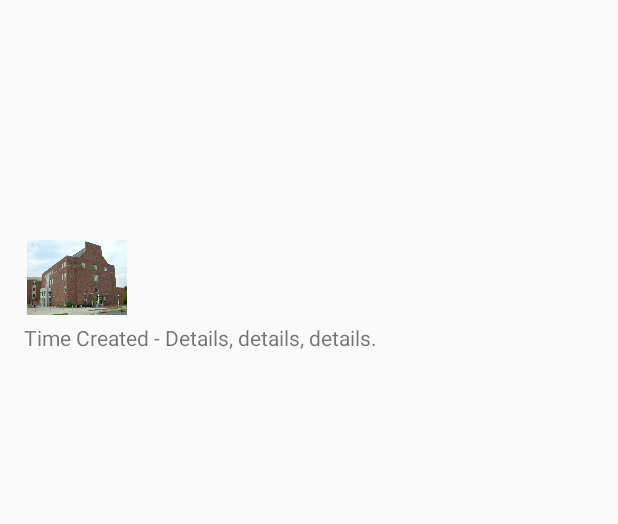
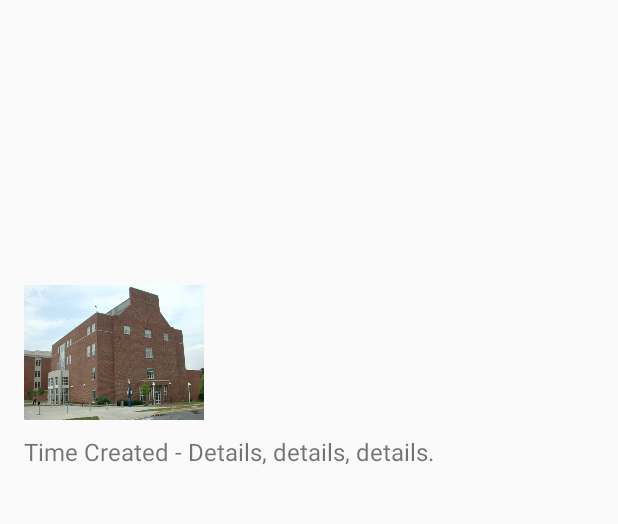
Before and after one commit to TrAnMu/CMSC436SemesterProject, an Android app: the EventFragment screen opened directly, with no data from a screen before it, on a phone screen of 412 x 824 dp, the part 161-685 px from its top. Run offline under Robolectric (Android 15) with nearby library versions, the phone set to English and light mode, and no system bars; our stand-ins replace Firebase (no records; nobody signed in at launch, a user with empty details on screens opened directly); 5 statements that could not run were skipped.

Commit message:
Adjusting layout a bit.

```diff
--- a/app/src/main/res/layout/fragment_event.xml
+++ b/app/src/main/res/layout/fragment_event.xml
@@ -16,7 +16,7 @@
         android:name="com.google.android.gms.maps.SupportMapFragment"
         android:id="@+id/map"
         android:layout_width="match_parent"
-        android:layout_height="175dp"/>
+        android:layout_height="200dp"/>
 
     <Space
         android:layout_width="match_parent"
@@ -29,8 +29,8 @@
 
         <ImageView
             android:id="@+id/event_photo"
-            android:layout_width="70dp"
-            android:layout_height="50dp"
+            android:layout_width="120dp"
+            android:layout_height="100dp"
             android:src="@drawable/seasick"/>
 
         <LinearLayout
@@ -43,14 +43,18 @@
                 android:layout_width="match_parent"
                 android:layout_height="wrap_content"
                 android:maxLines="2"
+                android:paddingLeft="10dp"
                 android:textStyle="bold"
+                android:textSize="22dp"
                 tools:text="Event Title"/>
 
             <TextView
                 android:id="@+id/event_broadcaster"
                 android:layout_width="match_parent"
                 android:layout_height="wrap_content"
+                android:paddingLeft="10dp"
                 android:textStyle="italic"
+                android:textSize="18dp"
                 tools:text="Broadcaster"/>
         </LinearLayout>
 
@@ -68,7 +72,8 @@
             android:id="@+id/event_details"
             android:layout_width="match_parent"
             android:layout_height="match_parent"
-            android:text="Time Created - Details, details, details."/>
+            android:textSize="16dp"
+            android:text="Time Created - Details, details, details. "/>
     </ScrollView>
 
 
```
